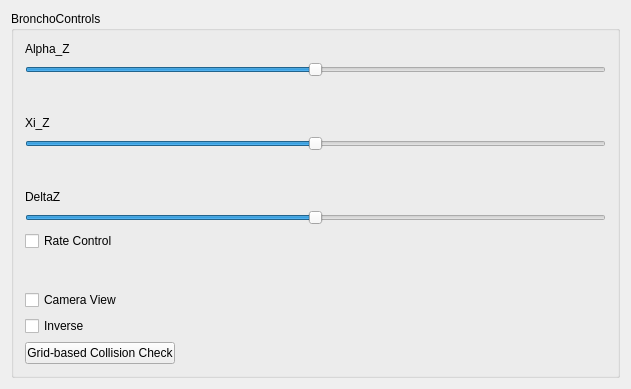
This is libgui/bronchowidget.ui in iocroblab/kautham as Qt 5 draws it before an edit. The edited form follows.
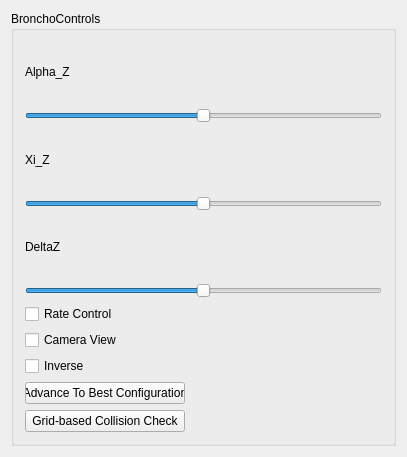
This is the edited form.

Patch:
```diff
--- a/libgui/bronchowidget.ui
+++ b/libgui/bronchowidget.ui
@@ -6,8 +6,8 @@
    <rect>
     <x>0</x>
     <y>0</y>
-    <width>631</width>
-    <height>389</height>
+    <width>407</width>
+    <height>457</height>
    </rect>
   </property>
   <property name="windowTitle">
@@ -44,19 +44,6 @@
         </item>
        </layout>
       </item>
-      <item>
-       <spacer name="verticalSpacer">
-        <property name="orientation">
-         <enum>Qt::Vertical</enum>
-        </property>
-        <property name="sizeHint" stdset="0">
-         <size>
-          <width>20</width>
-          <height>67</height>
-         </size>
-        </property>
-       </spacer>
-      </item>
       <item>
        <layout class="QVBoxLayout" name="verticalLayout_3">
         <item>
@@ -84,19 +71,6 @@
         </item>
        </layout>
       </item>
-      <item>
-       <spacer name="verticalSpacer_2">
-        <property name="orientation">
-         <enum>Qt::Vertical</enum>
-        </property>
-        <property name="sizeHint" stdset="0">
-         <size>
-          <width>20</width>
-          <height>67</height>
-         </size>
-        </property>
-       </spacer>
-      </item>
       <item>
        <layout class="QVBoxLayout" name="verticalLayout_4">
         <item>
@@ -131,19 +105,6 @@
         </property>
        </widget>
       </item>
-      <item>
-       <spacer name="verticalSpacer_3">
-        <property name="orientation">
-         <enum>Qt::Vertical</enum>
-        </property>
-        <property name="sizeHint" stdset="0">
-         <size>
-          <width>20</width>
-          <height>67</height>
-         </size>
-        </property>
-       </spacer>
-      </item>
       <item>
        <widget class="QCheckBox" name="CameraCheckBox">
         <property name="text">
@@ -158,6 +119,19 @@
         </property>
        </widget>
       </item>
+      <item>
+       <widget class="QPushButton" name="advanceButton">
+        <property name="maximumSize">
+         <size>
+          <width>160</width>
+          <height>16777215</height>
+         </size>
+        </property>
+        <property name="text">
+         <string>Advance To Best Configuration</string>
+        </property>
+       </widget>
+      </item>
       <item>
        <widget class="QPushButton" name="collisionCheckButton">
         <property name="sizePolicy">
@@ -168,7 +142,7 @@
         </property>
         <property name="maximumSize">
          <size>
-          <width>150</width>
+          <width>160</width>
           <height>16777215</height>
          </size>
         </property>
```
